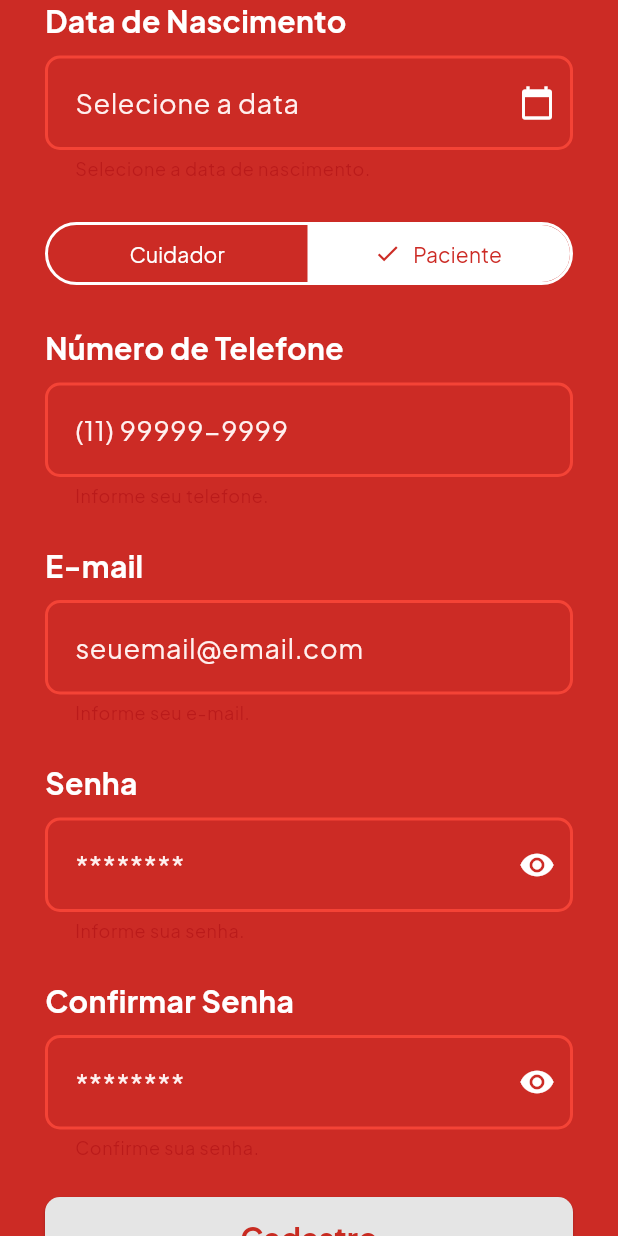
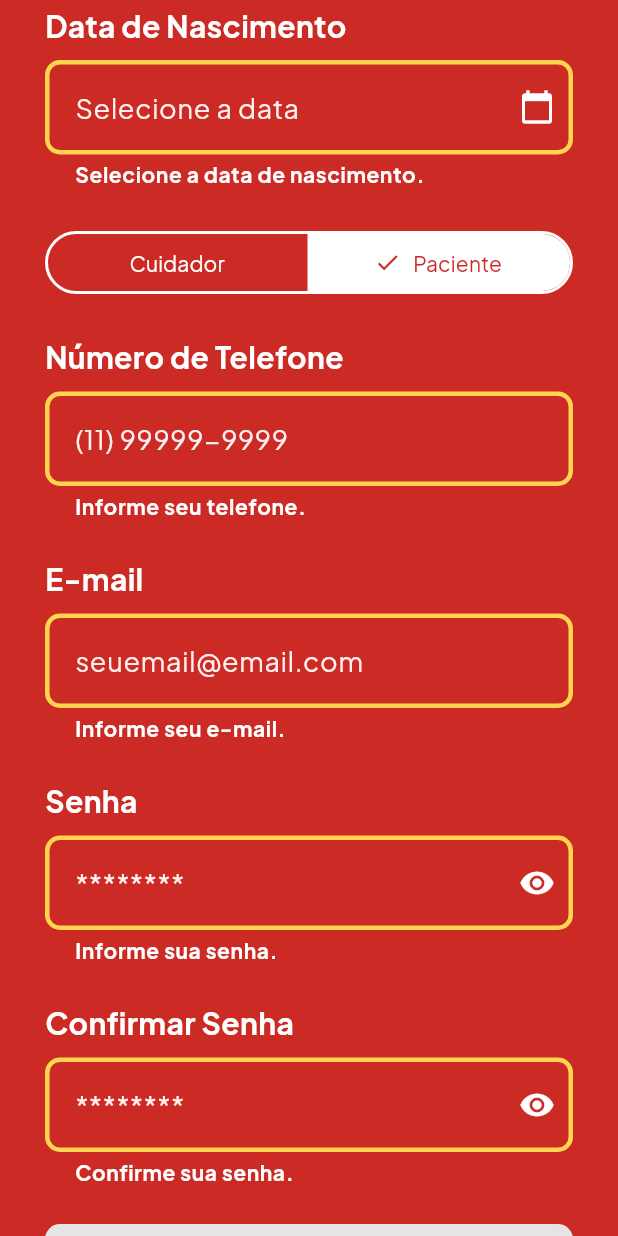
Before and after one commit to brn-l1rou/PulsoFirme, a Flutter app: the TelaDeCadastro screen opened by its route, scrolled down 576 dp, after a tap on "Cadastro", on a phone screen of 412 x 824 dp. Run offline on Flutter 3.47's test engine with Material 3 defaults, Android fonts, the phone set to English and light mode, and no system bars; our stand-ins replace cloud_firestore, cloud_functions, firebase_auth, firebase_core, firebase_messaging, flutter_secure_storage and 5 more; missing offline and left inert: google_mlkit_text_recognition; accounts and stored records are empty; generated files the repository leaves out were written again.

Commit message:
fix: Ajustando padrão de data e bug em tela de cadastro

```diff
--- a/lib/screens/cadastro_screen.dart
+++ b/lib/screens/cadastro_screen.dart
@@ -18,6 +18,7 @@ class _TelaDeCadastroState extends State<TelaDeCadastro> {
   final _emailController = TextEditingController();
   final _senhaController = TextEditingController();
   final _confirmarSenhaController = TextEditingController();
+  final _confirmacaoKey = GlobalKey<FormFieldState<String>>();
   late final CadastroController _controller;
 
   String _tipoUsuario = 'paciente';
@@ -75,22 +76,32 @@ class _TelaDeCadastroState extends State<TelaDeCadastro> {
           width: 2,
         ),
       ),
+      // Sobre o fundo vermelho, o vermelho padrão dos erros ficava ilegível:
+      // a mensagem fica branca e a borda do campo com erro, âmbar.
+      errorStyle: const TextStyle(
+        color: Colors.white,
+        fontSize: 14,
+        fontWeight: FontWeight.bold,
+      ),
+      errorMaxLines: 3,
       errorBorder: OutlineInputBorder(
         borderRadius: BorderRadius.circular(10),
         borderSide: const BorderSide(
-          color: Colors.red,
-          width: 2,
+          color: _corBordaErro,
+          width: 3,
         ),
       ),
       focusedErrorBorder: OutlineInputBorder(
         borderRadius: BorderRadius.circular(10),
         borderSide: const BorderSide(
-          color: Colors.red,
-          width: 2,
+          color: _corBordaErro,
+          width: 3,
         ),
       ),
     );
   }
+
+  static const Color _corBordaErro = Color(0xFFFFD54F);
 
   Future<void> _selecionarData() async {
     final dataSelecionada = await showDatePicker(
@@ -455,6 +466,20 @@ class _TelaDeCadastroState extends State<TelaDeCadastro> {
                           TextFormField(
                             controller: _senhaController,
                             obscureText: !_senhaVisivel,
+                            // Com a senha visível, o teclado do Android ligava a
+                            // correção automática e podia alterar um dos campos
+                            // (ex.: espaço no fim), fazendo as senhas divergirem.
+                            keyboardType: TextInputType.visiblePassword,
+                            autocorrect: false,
+                            enableSuggestions: false,
+                            autovalidateMode: AutovalidateMode.onUserInteraction,
+                            onChanged: (_) {
+                              // Revalida a confirmação ao mudar a senha, para o
+                              // erro sumir assim que as duas ficarem iguais.
+                              if (_confirmarSenhaController.text.isNotEmpty) {
+                                _confirmacaoKey.currentState?.validate();
+                              }
+                            },
                             style: const TextStyle(
                               color: Colors.white,
                               fontSize: 18,
@@ -492,8 +517,13 @@ class _TelaDeCadastroState extends State<TelaDeCadastro> {
                           ),
                           const SizedBox(height: 8),
                           TextFormField(
+                            key: _confirmacaoKey,
                             controller: _confirmarSenhaController,
                             obscureText: !_confirmacaoVisivel,
+                            keyboardType: TextInputType.visiblePassword,
+                            autocorrect: false,
+                            enableSuggestions: false,
+                            autovalidateMode: AutovalidateMode.onUserInteraction,
                             style: const TextStyle(
                               color: Colors.white,
                               fontSize: 18,
--- a/lib/screens/home_screen.dart
+++ b/lib/screens/home_screen.dart
@@ -6,6 +6,7 @@ import '../controllers/preferencias_controller.dart';
 import '../controllers/sessao_controller.dart';
 import '../services/notificacao_service.dart';
 import '../theme/app_colors.dart';
+import '../widgets/logo_carregando.dart';
 import 'modo_simplificado_screen.dart';
 import 'perfil_screen.dart';
 import 'registros_screen.dart';
@@ -84,7 +85,7 @@ class _HomeScreenState extends State<HomeScreen> {
           return const Scaffold(
             backgroundColor: AppColors.primaria,
             body: Center(
-              child: CircularProgressIndicator(color: Colors.white),
+              child: LogoCarregando(tamanho: 220, mensagem: 'Carregando...'),
             ),
           );
         }
--- a/lib/screens/login_screen.dart
+++ b/lib/screens/login_screen.dart
@@ -208,6 +208,9 @@ class _TelaLoginState extends State<TelaLogin> {
                      child: TextFormField(
                        controller: _senhaController,
                        obscureText: !_senhaVisivel,
+                       keyboardType: TextInputType.visiblePassword,
+                       autocorrect: false,
+                       enableSuggestions: false,
                        style: const TextStyle(
                          color: Colors.black,
                          fontSize: 18,
--- a/lib/screens/splash_screen.dart
+++ b/lib/screens/splash_screen.dart
@@ -3,6 +3,7 @@ import 'package:flutter/material.dart';
 
 import '../services/pin_service.dart';
 import '../theme/app_colors.dart';
+import '../widgets/logo_carregando.dart';
 
 class SplashScreen extends StatefulWidget {
   const SplashScreen({super.key});
@@ -45,10 +46,7 @@ class _SplashScreenState extends State<SplashScreen> {
     return Scaffold(
       backgroundColor: AppColors.primaria,
       body: Center(
-        child: Image.asset(
-          'assets/logo_red_background.png',
-          width: 180,
-        ),
+        child: LogoCarregando(tamanho: 260),
       ),
     );
   }
```
Also changed, not shown: lib/main.dart (+10 -0 lines), lib/widgets/logo_carregando.dart (added, +48 -0 lines), pubspec.yaml (+20 -0 lines), assets/animacao_carregando.gif (added), assets/icone/icone_foreground.png (added), pubspec.lock, 37 other files.
